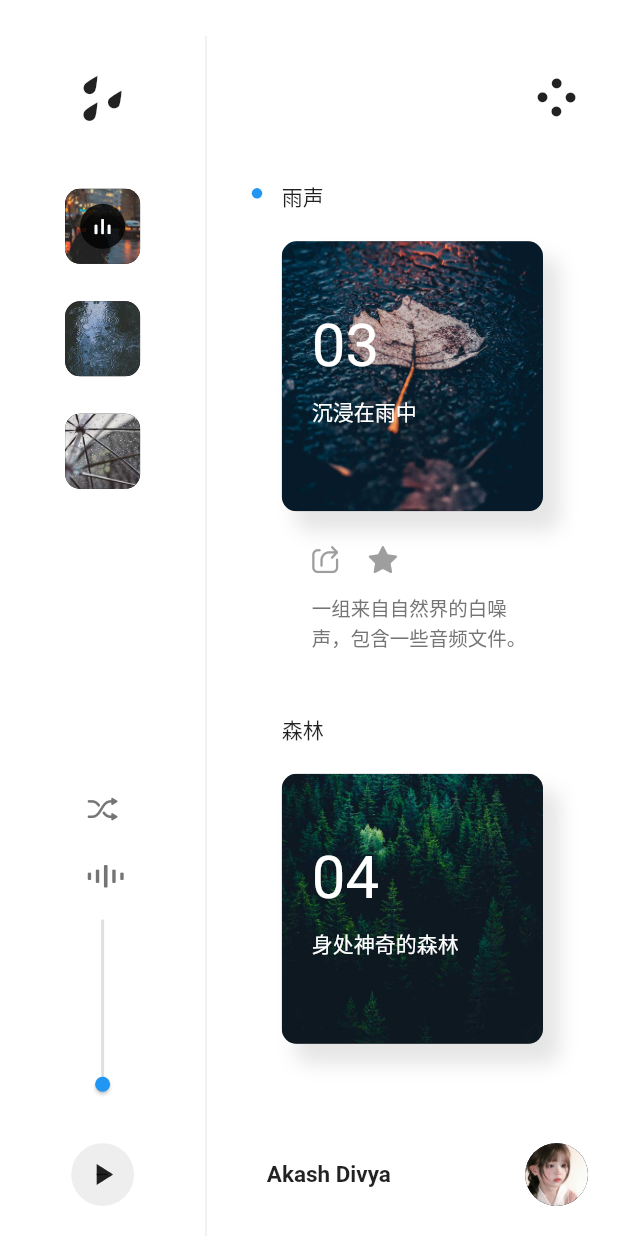
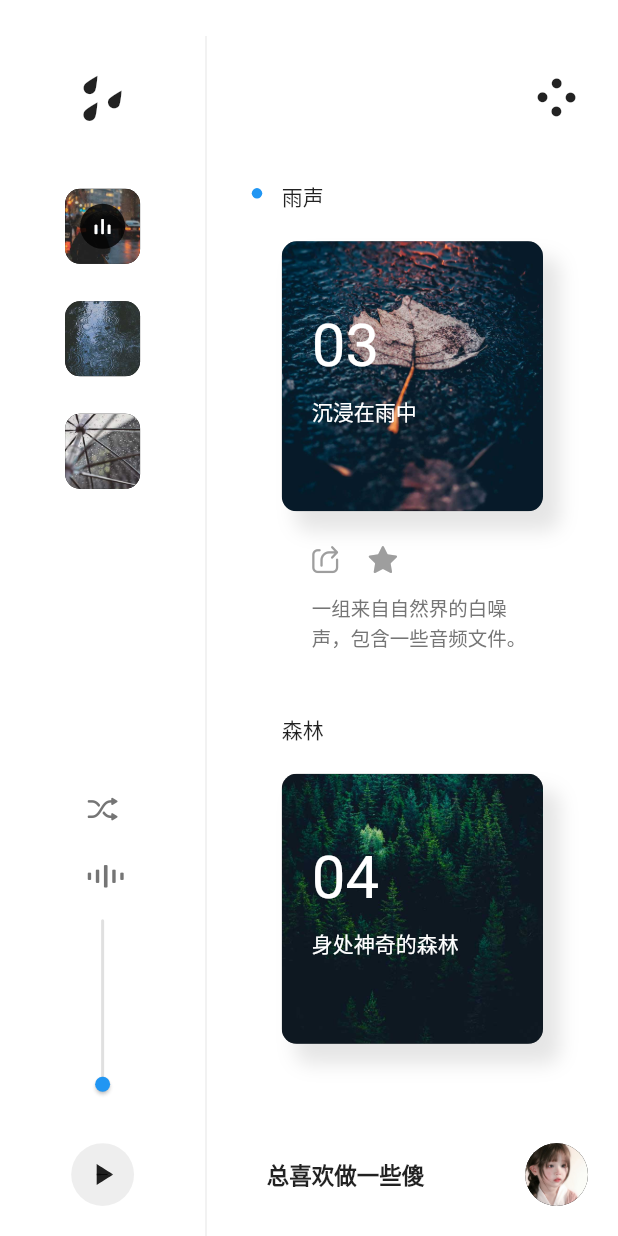
Before and after one commit to xu-chao/qi-ling, a Flutter app: the screen it shows after launch, after a tap on an icon or button, on a phone screen of 412 x 824 dp. Run offline on Flutter 3.47's test engine with Material 2 defaults, Android fonts, the phone set to English and light mode, and no system bars.

Commit message:
init:ios 优化

```diff
--- a/lib/components/user_card.dart
+++ b/lib/components/user_card.dart
@@ -26,8 +26,8 @@ Widget userCard() {
           child: AnimatedOpacity(
             duration: fast,
             opacity: leftActive ? 0 : 1,
-            child: Text(
-              'Akash Divya',
+            child: const Text(
+              '总喜欢做一些傻事去表达自己',
               style: TextStyle(
                 fontSize: 15,
                 fontWeight: FontWeight.w600,
```
Also changed, not shown: 2 other files.
